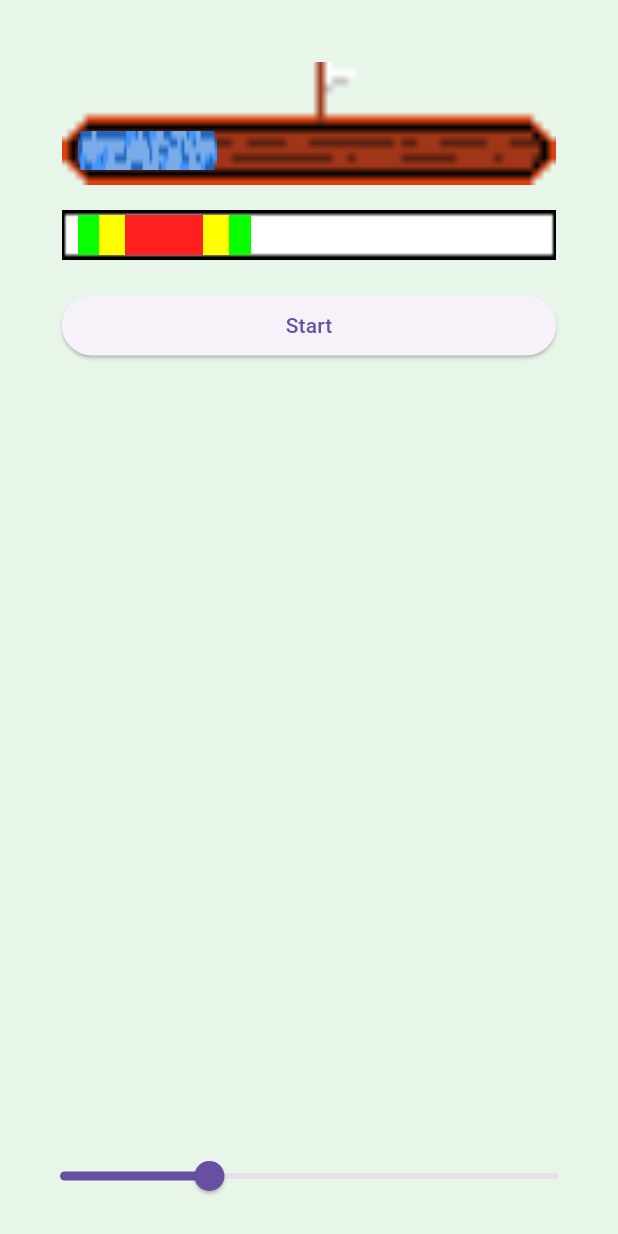
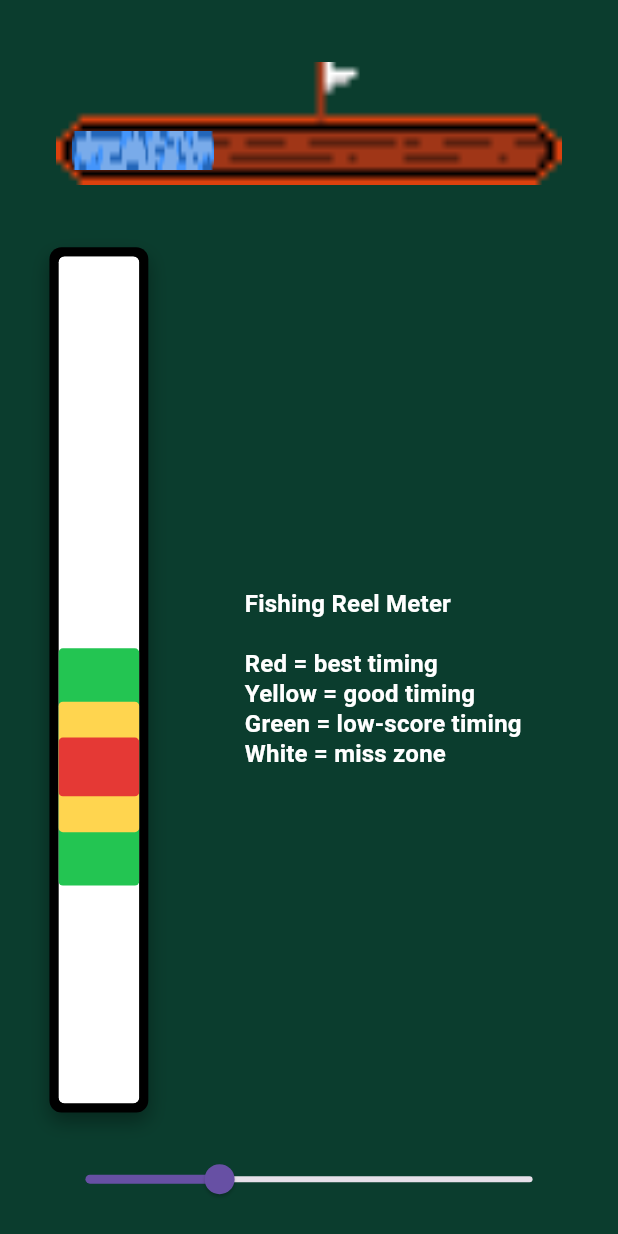
Before and after one commit to poosdlp/fishgame-mobile, a Flutter app: the Game screen opened by its route, on a phone screen of 412 x 824 dp. Run offline on Flutter 3.47's test engine with Material 3 defaults, Android fonts, the phone set to English and light mode, and no system bars; our stand-ins replace google_fonts.

Commit message:
game scren changes

```diff
--- a/lib/screens/game.dart
+++ b/lib/screens/game.dart
@@ -1,3 +1,5 @@
+import 'dart:math' as math;
+
 import 'package:flutter/material.dart';
 
 class Game extends StatefulWidget {
@@ -9,94 +11,75 @@ class Game extends StatefulWidget {
 
 class _GameState extends State<Game> with SingleTickerProviderStateMixin {
   double progress = 0.3;
-  late AnimationController _barController;
+  late final AnimationController _zoneController;
 
   @override
   void initState() {
     super.initState();
-    _barController = AnimationController(
+    _zoneController = AnimationController(
       vsync: this,
-      duration: const Duration(milliseconds: 1200),
-    );
+      duration: const Duration(milliseconds: 1400),
+    )..repeat(reverse: true);
   }
 
   @override
   void dispose() {
-    _barController.dispose();
+    _zoneController.dispose();
     super.dispose();
-  }
-
-  void _toggleBarMovement() {
-    if (_barController.isAnimating) {
-      _barController.stop();
-    } else {
-      _barController.repeat(reverse: true);
-    }
-    setState(() {});
   }
 
   @override
   Widget build(BuildContext context) {
+    final media = MediaQuery.of(context);
+    final size = media.size;
+    final sw = size.width;
+    final sh = size.height;
 
-    final size = MediaQuery.of(context).size;
-    final double sw = size.width;
-    final double sh = size.height;
+    final horizontalPadding = sw * 0.08;
 
-    final double containerLeft = sw * 0.1;
-    final double containerTop = sh * 0.05;
-    final double containerWidth = sw * 0.8;
-    final double containerHeight = sh * 0.1;
+    final meterOuterHeight = sh * 0.7;
+    final meterOuterWidth = math.max(54.0, sw * 0.16);
+    final meterPadding = math.max(6.0, meterOuterWidth * 0.09);
 
-    final double gameBarWidth = sw * 0.8;
-    final double gameBarHeight = sh * 0.04;
-    final double innerBarHeight = gameBarHeight * (9 / 11);
+    final meterInnerWidth = meterOuterWidth - (meterPadding * 2);
+    final meterInnerHeight = meterOuterHeight - (meterPadding * 2);
 
-    final double movingBarWidth = gameBarWidth * 0.35;
+    final greenZoneHeight = meterInnerHeight * 0.28;
+    final yellowZoneHeight = greenZoneHeight * 0.55;
+    final redZoneHeight = yellowZoneHeight * 0.45;
+    final maxTravel = math.max(0.0, meterInnerHeight - greenZoneHeight);
 
-    final double minBarLeft = gameBarWidth * (1 / 31);
-    final double maxBarLeft = gameBarWidth - minBarLeft - movingBarWidth;
-
-    // 🔹 NEW WIDTHS (layered effect)
-    final double greenWidth = movingBarWidth;
-    final double yellowWidth = movingBarWidth * 0.75;
-    final double redWidth = movingBarWidth * 0.45;
-
-    // final double fishWidth = redWidth*0.6;
-    // final double fishHeight = innerBarHeight;
+    final progressContainerWidth = sw * 0.82;
+    final progressContainerHeight = (sh * 0.1);
+    final bottomGap = (sh * 0.008).clamp(2.0, 8.0);
 
     return Scaffold(
-      body: Stack(
+      backgroundColor: const Color(0xFF0B3D2E),
+      body: Padding(
+        padding: EdgeInsets.symmetric(horizontal: horizontalPadding),
+        child: Column(
+          children: [
+            SizedBox(height: sh*0.05),
+            SizedBox(
+              width: progressContainerWidth,
+              height: progressContainerHeight,
+              child: Stack(
                 children: [
                   Positioned.fill(
-            child: ColoredBox(
-              color: Colors.green[50] ?? Colors.green,
+                    child: Image.asset(
+                      'assets/progress_container.png',
+                      fit: BoxFit.fill,
                     ),
                   ),
-
-          // Top progress bar
                   Positioned(
-            left: containerLeft,
-            top: containerTop,
-            child: SizedBox(
-              width: containerWidth,
-              height: containerHeight,
-              child: Stack(
-                children: [
-                  Image.asset(
-                    "assets/progress_container.png",
-                    width: containerWidth,
-                    height: containerHeight,
-                    fit: BoxFit.fill,
-                  ),
-                  Positioned(
-                    left: containerWidth * (1 / 31),
-                    top: containerHeight * (9 / 16),
+                    left: progressContainerWidth * (1 / 31),
+                    top: progressContainerHeight * (9 / 16),
                     child: ClipRect(
                       child: SizedBox(
-                        width: (containerWidth * (15 / 16)) * progress,
-                        height: containerHeight * (5 / 16),
+                        width: (progressContainerWidth * (15 / 16)) * progress,
+                        height: progressContainerHeight * (5 / 16),
                         child: Image.asset(
-                          "assets/progress.png",
+                          'assets/progress.png',
                           fit: BoxFit.fill,
                         ),
                       ),
@@ -105,68 +88,76 @@ class _GameState extends State<Game> with SingleTickerProviderStateMixin {
                 ],
               ),
             ),
+            SizedBox(height: sh*0.05),
+            SizedBox(
+              height: meterOuterHeight,
+              child: Row(
+                crossAxisAlignment: CrossAxisAlignment.center,
+                children: [
+                  SizedBox(
+                    width: meterOuterWidth,
+                    height: meterOuterHeight,
+                    child: DecoratedBox(
+                      decoration: BoxDecoration(
+                        color: Colors.black,
+                        borderRadius: BorderRadius.circular(8),
+                        boxShadow: const [
+                          BoxShadow(
+                            color: Color(0x55000000),
+                            blurRadius: 10,
+                            offset: Offset(0, 6),
                           ),
-
-          // Game bar container + moving stack
+                        ],
+                      ),
+                      child: Padding(
+                        padding: EdgeInsets.all(meterPadding),
+                        child: ClipRRect(
+                          borderRadius: BorderRadius.circular(4),
+                          child: DecoratedBox(
+                            decoration: BoxDecoration(
+                              color: Colors.white,
+                              borderRadius: BorderRadius.circular(4),
+                            ),
+                            child: AnimatedBuilder(
+                              animation: _zoneController,
+                              builder: (context, child) {
+                                final topOffset = (_zoneController.value * maxTravel)
+                                    .clamp(0.0, maxTravel);
+                                return Stack(
+                                  children: [
                                     Positioned(
-            top: containerTop + sh * 0.12,
-            left: containerLeft,
-            child: SizedBox(
-              width: gameBarWidth,
-              height: gameBarHeight,
-              child: Stack(
-                children: [
-                  Image.asset(
-                    'assets/game_bar_container.png',
-                    width: gameBarWidth,
-                    height: gameBarHeight,
-                    fit: BoxFit.fill,
+                                      left: 0,
+                                      right: 0,
+                                      top: topOffset,
+                                      child: child!,
                                     ),
-
-                  Positioned(
-                    left: minBarLeft,
-                    top: (gameBarHeight - innerBarHeight) / 2,
-                    child: AnimatedBuilder(
-                      animation: _barController,
-                      builder: (context, child) {
-                        final double dx =
-                            (maxBarLeft - minBarLeft) * _barController.value;
-
-                        return Transform.translate(
-                          offset: Offset(dx, 0),
-                          child: child,
+                                  ],
                                 );
                               },
+                              child: _AccuracyZone(
+                                width: meterInnerWidth,
+                                greenHeight: greenZoneHeight,
+                                yellowHeight: yellowZoneHeight,
+                                redHeight: redZoneHeight,
+                              ),
+                            ),
+                          ),
+                        ),
+                      ),
+                    ),
+                  ),
+                  SizedBox(width: sw * 0.08),
+                  Expanded(
                     child: SizedBox(
-                        width: movingBarWidth,
-                        height: innerBarHeight,
-                        child: Stack(
-                          alignment: Alignment.center,
-                          children: [
-                            //Green
-                            Image.asset(
-                              'assets/green_bar.png',
-                              width: greenWidth,
-                              height: innerBarHeight,
-                              fit: BoxFit.fill,
+                      height: meterOuterHeight,
+                      child: Center(
+                        child: Text(
+                          'Fishing Reel Meter\n\nRed = best timing\nYellow = good timing\nGreen = low-score timing\nWhite = miss zone',
+                          style: Theme.of(context).textTheme.titleMedium?.copyWith(
+                                color: Colors.white,
+                                height: 1.25,
+                                fontWeight: FontWeight.w600,
                               ),
-
-                            //Yellow
-                            Image.asset(
-                              'assets/yellow_bar.png',
-                              width: yellowWidth,
-                              height: innerBarHeight,
-                              fit: BoxFit.fill,
-                            ),
-
-                            //Red
-                            Image.asset(
-                              'assets/red_bar.png',
-                              width: redWidth,
-                              height: innerBarHeight,
-                              fit: BoxFit.fill,
-                            ),
-                          ],
                         ),
                       ),
                     ),
@@ -174,30 +165,13 @@ class _GameState extends State<Game> with SingleTickerProviderStateMixin {
                 ],
               ),
             ),
-          ),
-
-          // Button
-          Positioned(
-            top: containerTop + sh * 0.12 + gameBarHeight + 20,
-            left: containerLeft,
-            child: SizedBox(
-              width: gameBarWidth,
-              child: ElevatedButton(
-                onPressed: _toggleBarMovement,
-                child: Text(_barController.isAnimating ? 'Stop' : 'Start'),
-              ),
-            ),
-          ),
-
-          // Slider
-          Positioned(
-            left: 16,
-            right: 16,
-            bottom: 16,
+            SizedBox(height: bottomGap),
+            Expanded(
+              child: Center(
                 child: Slider(
                   value: progress,
-              min: 0.0,
-              max: 1.0,
+                  min: 0,
+                  max: 1,
                   onChanged: (value) {
                     setState(() {
                       progress = value;
@@ -205,6 +179,59 @@ class _GameState extends State<Game> with SingleTickerProviderStateMixin {
                   },
                 ),
               ),
+            ),
+          ],
+        ),
+      ),
+    );
+  }
+}
+
+class _AccuracyZone extends StatelessWidget {
+  const _AccuracyZone({
+    required this.width,
+    required this.greenHeight,
+    required this.yellowHeight,
+    required this.redHeight,
+  });
+
+  final double width;
+  final double greenHeight;
+  final double yellowHeight;
+  final double redHeight;
+
+  @override
+  Widget build(BuildContext context) {
+    return SizedBox(
+      width: width,
+      height: greenHeight,
+      child: Stack(
+        alignment: Alignment.center,
+        children: [
+          Container(
+            width: double.infinity,
+            height: greenHeight,
+            decoration: BoxDecoration(
+              color: const Color(0xFF23C552),
+              borderRadius: BorderRadius.circular(3),
+            ),
+          ),
+          Container(
+            width: double.infinity,
+            height: yellowHeight,
+            decoration: BoxDecoration(
+              color: const Color(0xFFFFD54F),
+              borderRadius: BorderRadius.circular(3),
+            ),
+          ),
+          Container(
+            width: double.infinity,
+            height: redHeight,
+            decoration: BoxDecoration(
+              color: const Color(0xFFE53935),
+              borderRadius: BorderRadius.circular(3),
+            ),
+          ),
         ],
       ),
     );
```
Lines whose indentation alone changed are shown as unchanged.
